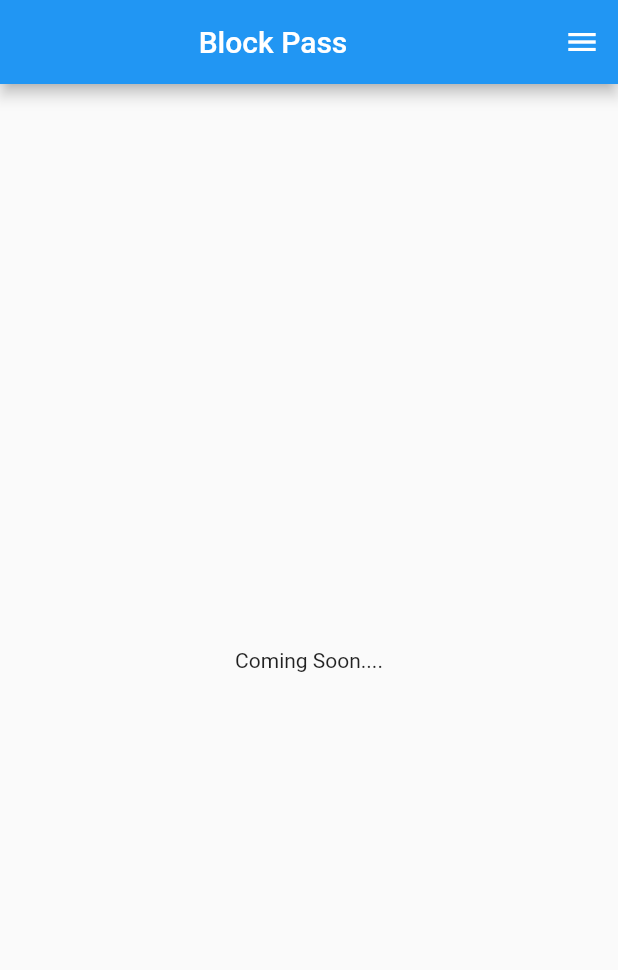
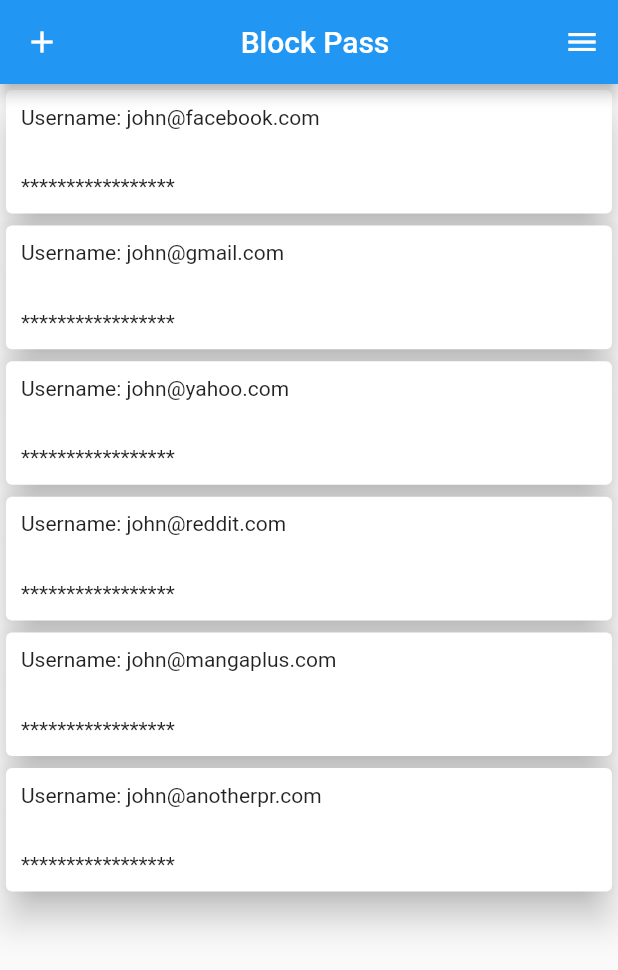
Before and after one commit to Another-PR/password_blocks, a Flutter app: the screen it shows after launch, on a phone screen of 412 x 824 dp. Shown: the top 970 px of the screen. Run offline on Flutter 3.47's test engine with Material 2 defaults, Android fonts, the phone set to English and light mode, and no system bars; our stand-ins replace gap, page_transition.

Commit message:
basic structure of home screen

```diff
--- /dev/null
+++ b/assets/jsons/sample.json
@@ -0,0 +1,8 @@
+[
+  { "id": 1, "userName": "john@facebook.com", "password": "zAxhufOPLJJ###qwert" },
+  { "id": 2, "userName": "john@gmail.com", "password": "zAxhufOPLJJ###qwert" },
+  { "id": 3, "userName": "john@yahoo.com", "password": "zAxhufOPLJJ###qwert" },
+  { "id": 4, "userName": "john@reddit.com", "password": "zAxhufOPLJJ###qwert" },
+  { "id": 5, "userName": "john@mangaplus.com", "password": "zAxhufOPLJJ###qwert" },
+  { "id": 6, "userName": "john@anotherpr.com", "password": "zAxhufOPLJJ###qwert" }
+]
--- a/lib/main.dart
+++ b/lib/main.dart
@@ -1,9 +1,9 @@
 import 'package:flutter/material.dart';
 import 'package:page_transition/page_transition.dart';
 import 'package:password_blocks/view/debug.dart';
-import 'package:password_blocks/view/home.dart';
-import 'package:password_blocks/view/login_screen.dart';
-import 'package:password_blocks/view/signup_screen.dart';
+import 'package:password_blocks/view/screens/home.dart';
+import 'package:password_blocks/view/screens/login_screen.dart';
+import 'package:password_blocks/view/screens/signup_screen.dart';
 
 void main() {
   runApp(const MyApp());
--- a/lib/model/files.dart
+++ /dev/null
@@ -1 +0,0 @@
-//remove when adding real files
--- /dev/null
+++ b/lib/model/utility.dart
@@ -0,0 +1,7 @@
+
+import 'package:flutter/services.dart';
+
+Future fetchUserPasswords(){
+  var data = rootBundle.loadString('assets/jsons/sample.json');
+  return data;
+}
--- a/lib/view/home.dart
+++ /dev/null
@@ -1,20 +0,0 @@
-import 'package:flutter/material.dart';
-import 'package:password_blocks/view/main_menu.dart';
-
-class HomePage extends StatelessWidget {
-  static const String route = '/home';
-  const HomePage({Key? key}) : super(key: key);
-
-  @override
-  Widget build(BuildContext context) {
-    return Scaffold(
-      endDrawer: const MainMenu(),
-      appBar: AppBar(
-        title: const Center(child: Text('Block Pass')),
-      ),
-      body: const Center(
-        child: Text('Coming Soon....'),
-      ),
-    );
-  }
-}
--- a/lib/view/main_menu.dart
+++ b/lib/view/main_menu.dart
@@ -2,8 +2,8 @@ import 'package:flutter/material.dart';
 import 'package:gap/gap.dart';
 import 'package:password_blocks/constants.dart';
 import 'package:password_blocks/view/debug.dart';
-import 'package:password_blocks/view/home.dart';
-import 'package:password_blocks/view/login_screen.dart';
+import 'package:password_blocks/view/screens/home.dart';
+import 'package:password_blocks/view/screens/login_screen.dart';
 
 class MainMenu extends StatelessWidget {
   const MainMenu({Key? key}) : super(key: key);
--- /dev/null
+++ b/lib/view/screens/home.dart
@@ -0,0 +1,46 @@
+import 'package:flutter/material.dart';
+import 'package:password_blocks/model/utility.dart';
+import 'package:password_blocks/view/main_menu.dart';
+import 'dart:convert';
+
+import 'package:password_blocks/view/widgets/userPassInfoCard.dart';
+
+class HomePage extends StatefulWidget {
+  static const String route = '/home';
+  const HomePage({Key? key}) : super(key: key);
+
+  @override
+  State<HomePage> createState() => _HomePageState();
+}
+
+class _HomePageState extends State<HomePage> {
+
+  @override
+  Widget build(BuildContext context) {
+    return Scaffold(
+        endDrawer: const MainMenu(),
+        appBar: AppBar(
+          leading: IconButton(
+            icon: const Icon(Icons.add),
+            onPressed: () {},
+          ),
+          title: const Center(child: Text('Block Pass')),
+        ),
+        body: FutureBuilder(
+          future: fetchUserPasswords(),
+          builder: (context, snapshot) {
+            if (snapshot.hasData) {
+              var data = json.decode(snapshot.data.toString());
+              return ListView.builder(
+                itemBuilder: (_, index) {
+                  return UserPassInfoCard(data: data[index],);
+                },
+                itemCount: data.length,
+              );
+            } else {
+              return const CircularProgressIndicator();
+            }
+          },
+        ));
+  }
+}
--- a/lib/view/login_screen.dart
+++ b/lib/view/screens/login_screen.dart
@@ -1,6 +1,6 @@
 import 'package:flutter/material.dart';
-import 'package:password_blocks/view/signup_screen.dart';
-import 'main_menu.dart';
+import 'package:password_blocks/view/screens/signup_screen.dart';
+import '../main_menu.dart';
 
 class LoginScreen extends StatelessWidget {
   static const route = '/login-screen';
--- a/lib/view/signup_screen.dart
+++ b/lib/view/screens/signup_screen.dart
@@ -1,6 +1,6 @@
 import 'package:flutter/material.dart';
 
-import 'main_menu.dart';
+import '../main_menu.dart';
 
 class SignupScreen extends StatefulWidget {
   static const route = '/signup-screen';
--- /dev/null
+++ b/lib/view/widgets/userPassInfoCard.dart
@@ -0,0 +1,56 @@
+import 'package:flutter/material.dart';
+
+class UserPassInfoCard extends StatelessWidget {
+  // ignore: prefer_typing_uninitialized_variables
+  final data;
+  const UserPassInfoCard({Key? key, this.data}) : super(key: key);
+
+  @override
+  Widget build(BuildContext context) {
+    var size = MediaQuery.of(context).size;
+    return GestureDetector(
+      onTap: () {
+        popDetails(context, size);
+      },
+      child: Card(
+        elevation: 10,
+        child: Container(
+          width: MediaQuery.of(context).size.width,
+          height: MediaQuery.of(context).size.height * 0.1,
+          padding: const EdgeInsets.all(10),
+          child: Column(
+            crossAxisAlignment: CrossAxisAlignment.start,
+            children: [
+              Text('Username: ' + data['userName']),
+              const Spacer(),
+              const Text('*****************'),
+            ],
+          ),
+        ),
+      ),
+    );
+  }
+
+  popDetails(context, size){
+    return showDialog(
+            context: context,
+            builder: (context) {
+              return Dialog(
+                child: SizedBox(
+                  width: size.width * 0.3,
+                  height: size.height * 0.1,
+                  child: Column(
+                    crossAxisAlignment: CrossAxisAlignment.start,
+                    children: [
+                      const Spacer(),
+                      Text('Username: ' + data['userName']),
+                      const Spacer(),
+                      Text('Password: '+data['password']),
+                      const Spacer(),
+                    ],
+                  ),
+                ),
+              );
+            });
+  }
+}
--- a/pubspec.yaml
+++ b/pubspec.yaml
@@ -65,6 +65,7 @@ flutter:
   #   - images/a_dot_ham.jpeg
   assets:
     - assets/icons/
+    - assets/jsons/sample.json
 
   # An image asset can refer to one or more resolution-specific "variants", see
   # https://flutter.dev/assets-and-images/#resolution-aware.
```
Also changed, not shown: pubspec.lock.
